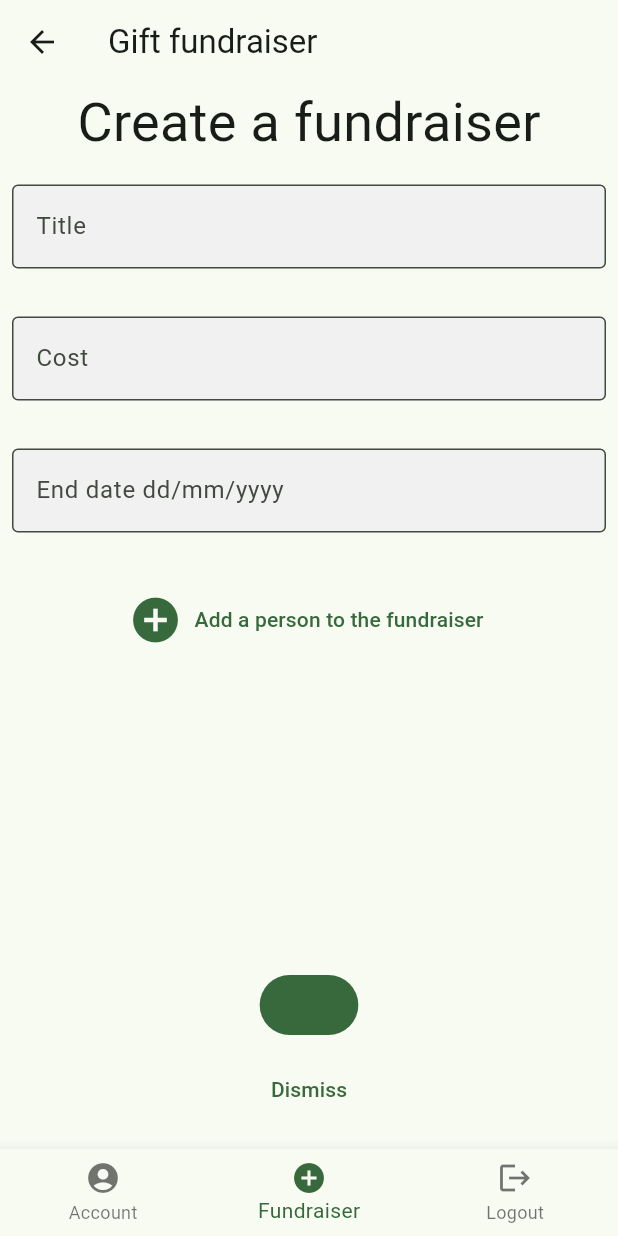
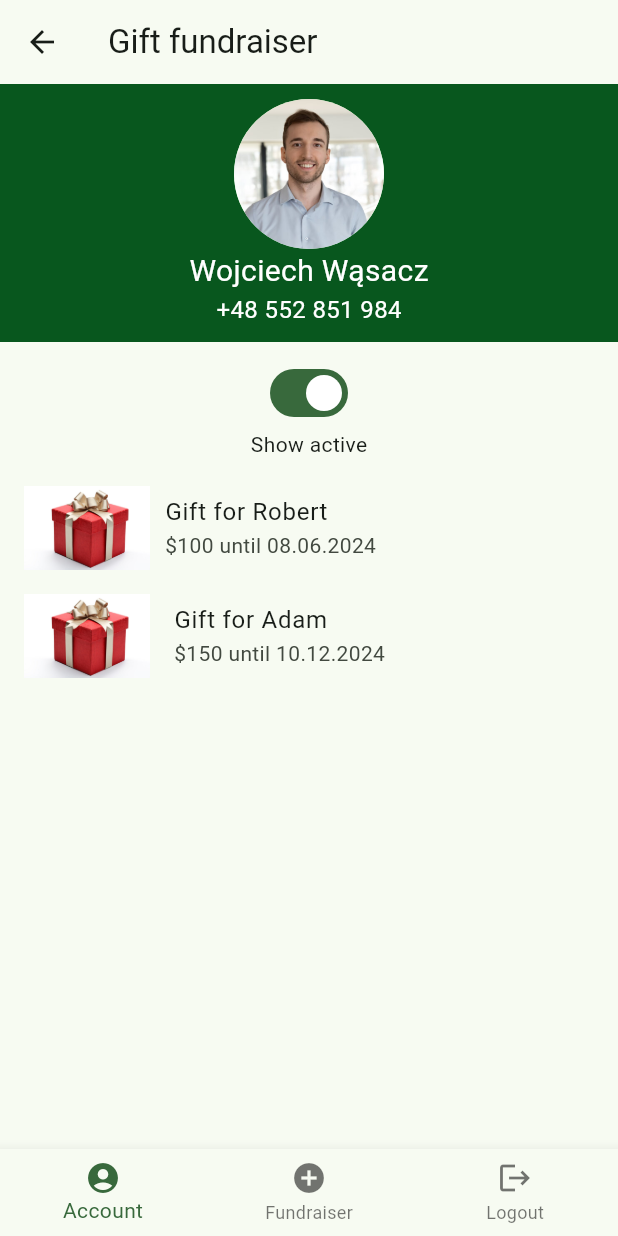
Before and after one commit to pablolambo/Gift-raiser-app, a Flutter app: the HomePage screen opened directly, on a phone screen of 412 x 824 dp. Run offline on Flutter 3.47's test engine with Material 3 defaults, Android fonts, the light colour scheme and no system bars.

Commit message:
account page added
* added account page
* added status switch in account page
* expanded buttons in create fundraiser

```diff
--- /dev/null
+++ b/src/lib/components/switch.dart
@@ -0,0 +1,41 @@
+import 'package:flutter/material.dart';
+
+class StatusSwitch extends StatefulWidget {
+  const StatusSwitch({super.key});
+
+  @override
+  State<StatusSwitch> createState() => _SwitchExampleState();
+}
+
+class _SwitchExampleState extends State<StatusSwitch> {
+  bool light0 = true;
+  bool light1 = true;
+
+  final WidgetStateProperty<Icon?> thumbIcon =
+      WidgetStateProperty.resolveWith<Icon?>(
+    (Set<WidgetState> states) {
+      if (states.contains(WidgetState.selected)) {
+        return const Icon(Icons.check);
+      }
+      return const Icon(Icons.close);
+    },
+  );
+
+  @override
+  Widget build(BuildContext context) {
+    return Column(
+      mainAxisAlignment: MainAxisAlignment.center,
+      children: <Widget>[
+        Switch(
+          value: light0,
+          onChanged: (bool value) {
+            setState(() {
+              light0 = value;
+            });
+          },
+        ),
+        Text('Show active'),
+      ],
+    );
+  }
+}
--- a/src/lib/main.dart
+++ b/src/lib/main.dart
@@ -1,7 +1,7 @@
 import 'package:flutter/material.dart';
-import 'package:flutter/widgets.dart';
 import 'package:provider/provider.dart';
 
+import 'components/switch.dart';
 import 'sign_in_page.dart';
 
 void main() => runApp(const MyApp());
@@ -41,7 +41,7 @@ class HomePage extends StatefulWidget {
 }
 
 class _HomePageState extends State<HomePage> {
-  int _selectedIndex = 1;
+  int _selectedIndex = 0;
 
   void _onItemTapped(int index) {
     setState(() {
@@ -57,10 +57,9 @@ class _HomePageState extends State<HomePage> {
   }
 
   static List<Widget> _widgetOptions = <Widget>[
-    Text(
-      'Index 0: Account',),
+    AccountPage(),
     AddFundraiserWidget(),
-    Text('',),
+    Text(''),
   ];
 
 
@@ -195,31 +194,43 @@ class _AddFundraiserWidgetState extends State<AddFundraiserWidget> {
       crossAxisAlignment: CrossAxisAlignment.center,
       mainAxisAlignment: MainAxisAlignment.end,
       children: [
-                Padding(
-                  padding: EdgeInsets.all(8),
-                  child: TextButton(
-                    onPressed: () {
-                      // TODO: Implement this
-                    },
-                    style: ButtonStyle(
-                      alignment: Alignment.center,
-                      backgroundColor: MaterialStateProperty.all<Color>(
-                          theme.colorScheme.primary),
-                    ),
-                    child: Text(
-                      'Create',
-                    ),
-                  ),
-                ),
            TextButton(
             onPressed: () {
               // TODO: Implement this
             },
             style: ButtonStyle(
+              backgroundColor: WidgetStateProperty.all<Color>(
+                Theme.of(context).colorScheme.primary,
+              ),
+            ),
+            child: SizedBox(
+              width: double.infinity,
+              child: Text(
+                textAlign: TextAlign.center,
+                'Create',
+                style: TextStyle(
+                  color: Colors.white,
+                ),
+              ),
+            ),
+          ),
+          Padding(padding: EdgeInsets.symmetric(vertical: 4)),
+          SizedBox(
+            width: double.infinity,
+            child: TextButton(
+            onPressed: () {
+              Navigator.push(
+                context,
+                MaterialPageRoute(builder: (context) => HomePage()),
+              );
+            },
+            style: ButtonStyle(
               alignment: Alignment.center,
             ),
             child: Text(
+              textAlign: TextAlign.center,
               'Dismiss',
+                ),
                ),
           ),
             ],
@@ -230,3 +241,63 @@ class _AddFundraiserWidgetState extends State<AddFundraiserWidget> {
     );
   }
 }
+
+class AccountPage extends StatelessWidget {
+  const AccountPage({super.key});
+
+  @override
+  Widget build(BuildContext context) {
+    return Scaffold(
+      body: Align(
+        alignment: Alignment.topCenter,
+        child: ListView(
+          shrinkWrap: true,
+          children: [
+            Container(
+              alignment: Alignment.topCenter,
+              color: Color(0xFF08571E),
+              child: Column(
+                children: [
+                  SizedBox(height: 10),
+                  CircleAvatar(
+                    radius: 50,
+                    backgroundImage: AssetImage('assets/profile_picture.png'),
+                  ),
+                  Text(
+                    'Wojciech Wąsacz',
+                    style: TextStyle(color: Colors.white, fontSize: 20),
+                  ),
+                  Text(
+                    '+48 552 851 984',
+                    style: TextStyle(color: Colors.white, fontSize: 16),
+                  ),
+                                    SizedBox(height: 10),
+                ],
+              ),
+            ),
+            Column(
+              crossAxisAlignment: CrossAxisAlignment.center,
+              children: [
+                SizedBox(height: 10),
+                StatusSwitch( ),
+                SizedBox(height: 10),
+                ListTile(
+                  leading: Image.asset('assets/gift_icon.png'),
+                  title: Text('Gift for Robert'),
+                  subtitle: Text('\$100 until 08.06.2024'),
+                  minLeadingWidth: 10,
+                  horizontalTitleGap: 10,
+                ),
+                ListTile(
+                  leading: Image.asset('assets/gift_icon.png'),
+                  title: Text('Gift for Adam'),
+                  subtitle: Text('\$150 until 10.12.2024'),
+                ),
+              ],
+            ),
+          ],
+        ),
+      ),
+    );
+  }
+}
--- a/src/pubspec.yaml
+++ b/src/pubspec.yaml
@@ -18,3 +18,6 @@ dev_dependencies:
 
 flutter:
   uses-material-design: true
+  assets:
+    - assets/profile_picture.png
+    - assets/gift_icon.png
```
Also changed, not shown: src/assets/gift_icon.png (added), src/assets/profile_picture.png (added). Lines whose indentation alone changed are shown as unchanged.
